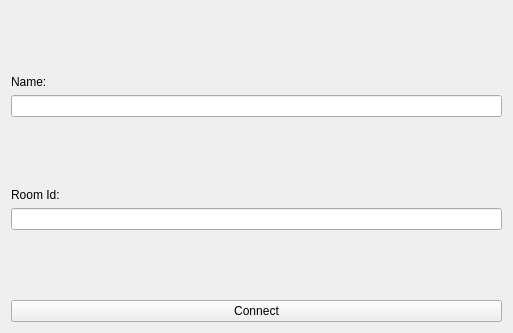
Before: the Qt Designer form ui/app_client_login.ui in Danik2395/study.Cpp.Qt_chat, drawn with Qt 5.
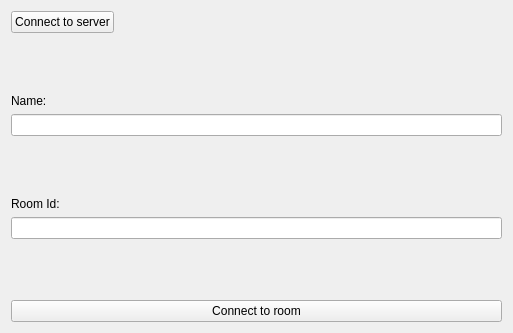
After: the same form once the commit is applied.

Commit message: feat: add interface to send message, add on joined room server signal

Patch:
```diff
--- a/ui/app_client_login.ui
+++ b/ui/app_client_login.ui
@@ -14,6 +14,30 @@
    <string>Form</string>
   </property>
   <layout class="QVBoxLayout" name="verticalLayout">
+   <item>
+    <layout class="QHBoxLayout" name="horizontalLayout">
+     <item>
+      <widget class="QPushButton" name="btn_connect_server">
+       <property name="text">
+        <string>Connect to server</string>
+       </property>
+      </widget>
+     </item>
+     <item>
+      <spacer name="horizontalSpacer">
+       <property name="orientation">
+        <enum>Qt::Orientation::Horizontal</enum>
+       </property>
+       <property name="sizeHint" stdset="0">
+        <size>
+         <width>40</width>
+         <height>20</height>
+        </size>
+       </property>
+      </spacer>
+     </item>
+    </layout>
+   </item>
    <item>
     <spacer name="verticalSpacer_2">
      <property name="orientation">
@@ -76,7 +100,7 @@
    <item>
     <widget class="QPushButton" name="btn_connect">
      <property name="text">
-      <string>Connect</string>
+      <string>Connect to room</string>
      </property>
     </widget>
    </item>
```
Left out of the diff: 2 changed lines with no effect on the pictures. The commit also changes 3 other files.
